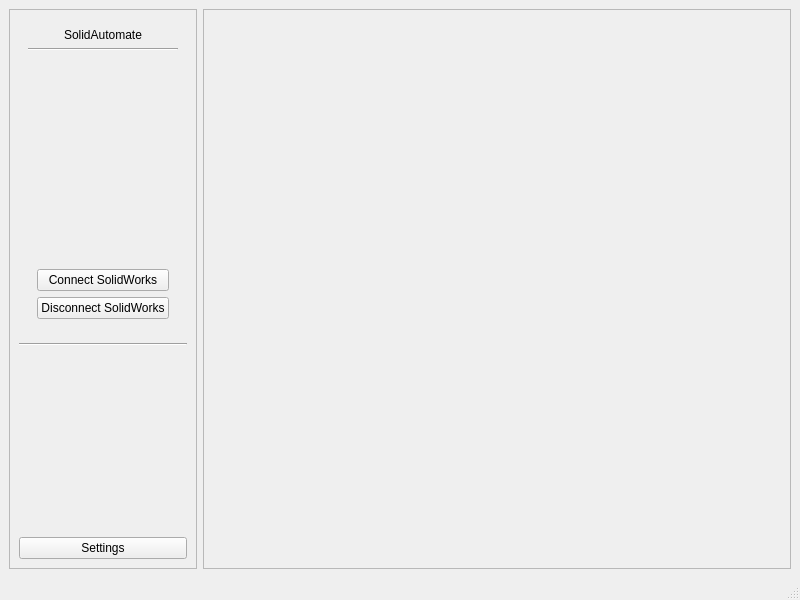
Before: the Qt Designer form src/solid_automate/gui/ui/solid_automate.ui in Giieniox256/SolidAutomate, drawn with Qt 5.
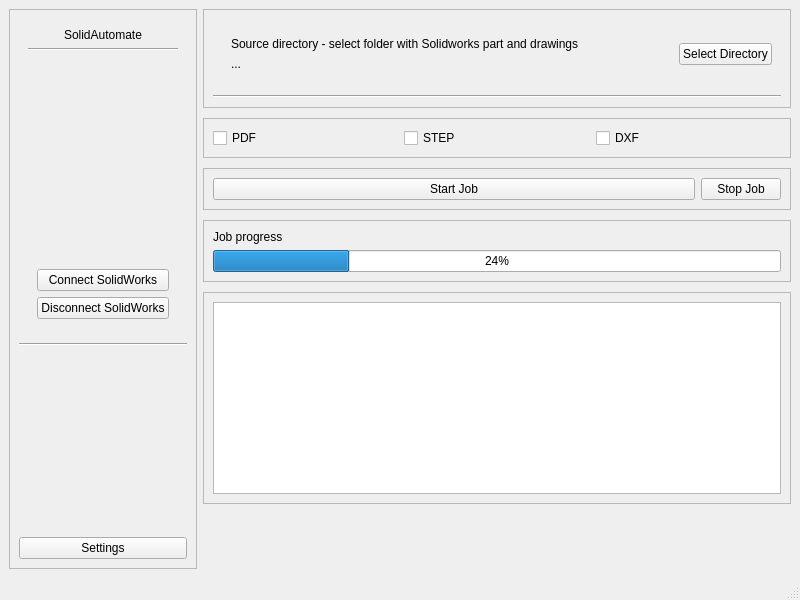
After: the same form once the commit is applied.

Diff of the .ui file:
```diff
--- a/src/solid_automate/gui/ui/solid_automate.ui
+++ b/src/solid_automate/gui/ui/solid_automate.ui
@@ -146,20 +146,195 @@
       </layout>
      </widget>
     </item>
-    <item>
-     <widget class="QFrame" name="main_bar">
-      <property name="sizePolicy">
-       <sizepolicy hsizetype="Expanding" vsizetype="Preferred">
-        <horstretch>0</horstretch>
-        <verstretch>0</verstretch>
-       </sizepolicy>
-      </property>
-      <property name="frameShape">
-       <enum>QFrame::Shape::StyledPanel</enum>
-      </property>
-      <property name="frameShadow">
-       <enum>QFrame::Shadow::Raised</enum>
-      </property>
+    <item alignment="Qt::AlignmentFlag::AlignTop">
+     <widget class="QWidget" name="widget" native="true">
+      <layout class="QVBoxLayout" name="verticalLayout_8">
+       <property name="spacing">
+        <number>10</number>
+       </property>
+       <property name="leftMargin">
+        <number>0</number>
+       </property>
+       <property name="topMargin">
+        <number>0</number>
+       </property>
+       <property name="rightMargin">
+        <number>0</number>
+       </property>
+       <property name="bottomMargin">
+        <number>0</number>
+       </property>
+       <item alignment="Qt::AlignmentFlag::AlignTop">
+        <widget class="QFrame" name="main_bar_header">
+         <property name="sizePolicy">
+          <sizepolicy hsizetype="Expanding" vsizetype="Expanding">
+           <horstretch>0</horstretch>
+           <verstretch>0</verstretch>
+          </sizepolicy>
+         </property>
+         <property name="frameShape">
+          <enum>QFrame::Shape::StyledPanel</enum>
+         </property>
+         <property name="frameShadow">
+          <enum>QFrame::Shadow::Raised</enum>
+         </property>
+         <layout class="QVBoxLayout" name="verticalLayout_5">
+          <item alignment="Qt::AlignmentFlag::AlignTop">
+           <widget class="QWidget" name="path_widgets" native="true">
+            <layout class="QHBoxLayout" name="horizontalLayout_2">
+             <item>
+              <widget class="QWidget" name="drawing_and_button" native="true">
+               <property name="sizePolicy">
+                <sizepolicy hsizetype="Expanding" vsizetype="Preferred">
+                 <horstretch>0</horstretch>
+                 <verstretch>0</verstretch>
+                </sizepolicy>
+               </property>
+               <layout class="QVBoxLayout" name="verticalLayout_6">
+                <item>
+                 <widget class="QLabel" name="label">
+                  <property name="text">
+                   <string>Source directory - select folder with Solidworks part and drawings</string>
+                  </property>
+                 </widget>
+                </item>
+                <item>
+                 <widget class="QLabel" name="label_3">
+                  <property name="text">
+                   <string>...</string>
+                  </property>
+                 </widget>
+                </item>
+               </layout>
+              </widget>
+             </item>
+             <item alignment="Qt::AlignmentFlag::AlignRight">
+              <widget class="QPushButton" name="btn_slect_dir">
+               <property name="text">
+                <string>Select Directory</string>
+               </property>
+              </widget>
+             </item>
+            </layout>
+           </widget>
+          </item>
+          <item>
+           <widget class="Line" name="line_2">
+            <property name="orientation">
+             <enum>Qt::Orientation::Horizontal</enum>
+            </property>
+           </widget>
+          </item>
+         </layout>
+        </widget>
+       </item>
+       <item>
+        <widget class="QFrame" name="frame_2">
+         <property name="frameShape">
+          <enum>QFrame::Shape::StyledPanel</enum>
+         </property>
+         <property name="frameShadow">
+          <enum>QFrame::Shadow::Raised</enum>
+         </property>
+         <layout class="QHBoxLayout" name="horizontalLayout_3">
+          <item>
+           <widget class="QCheckBox" name="checkBox_2">
+            <property name="text">
+             <string>PDF</string>
+            </property>
+           </widget>
+          </item>
+          <item>
+           <widget class="QCheckBox" name="checkBox">
+            <property name="text">
+             <string>STEP</string>
+            </property>
+           </widget>
+          </item>
+          <item>
+           <widget class="QCheckBox" name="checkBox_3">
+            <property name="text">
+             <string>DXF</string>
+            </property>
+           </widget>
+          </item>
+         </layout>
+        </widget>
+       </item>
+       <item>
+        <widget class="QFrame" name="frame_3">
+         <property name="frameShape">
+          <enum>QFrame::Shape::StyledPanel</enum>
+         </property>
+         <property name="frameShadow">
+          <enum>QFrame::Shadow::Raised</enum>
+         </property>
+         <layout class="QHBoxLayout" name="horizontalLayout_4">
+          <item>
+           <widget class="QPushButton" name="pushButton_4">
+            <property name="sizePolicy">
+             <sizepolicy hsizetype="Expanding" vsizetype="Fixed">
+              <horstretch>0</horstretch>
+              <verstretch>0</verstretch>
+             </sizepolicy>
+            </property>
+            <property name="text">
+             <string>Start Job</string>
+            </property>
+           </widget>
+          </item>
+          <item alignment="Qt::AlignmentFlag::AlignRight">
+           <widget class="QPushButton" name="pushButton_5">
+            <property name="text">
+             <string>Stop Job</string>
+            </property>
+           </widget>
+          </item>
+         </layout>
+        </widget>
+       </item>
+       <item alignment="Qt::AlignmentFlag::AlignTop">
+        <widget class="QFrame" name="frame">
+         <property name="frameShape">
+          <enum>QFrame::Shape::StyledPanel</enum>
+         </property>
+         <property name="frameShadow">
+          <enum>QFrame::Shadow::Raised</enum>
+         </property>
+         <layout class="QVBoxLayout" name="verticalLayout_7">
+          <item>
+           <widget class="QLabel" name="label_2">
+            <property name="text">
+             <string>Job progress</string>
+            </property>
+           </widget>
+          </item>
+          <item>
+           <widget class="QProgressBar" name="progressBar">
+            <property name="value">
+             <number>24</number>
+            </property>
+           </widget>
+          </item>
+         </layout>
+        </widget>
+       </item>
+       <item>
+        <widget class="QFrame" name="frame_4">
+         <property name="frameShape">
+          <enum>QFrame::Shape::StyledPanel</enum>
+         </property>
+         <property name="frameShadow">
+          <enum>QFrame::Shadow::Raised</enum>
+         </property>
+         <layout class="QVBoxLayout" name="verticalLayout_9">
+          <item>
+           <widget class="QTextBrowser" name="textBrowser"/>
+          </item>
+         </layout>
+        </widget>
+       </item>
+      </layout>
      </widget>
     </item>
    </layout>
```
Left out of the diff: 8 changed lines with no effect on the pictures.
